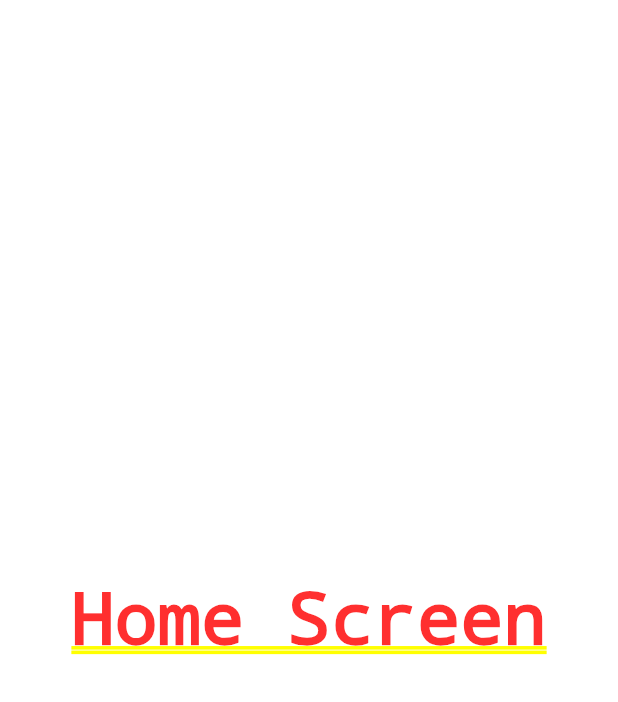
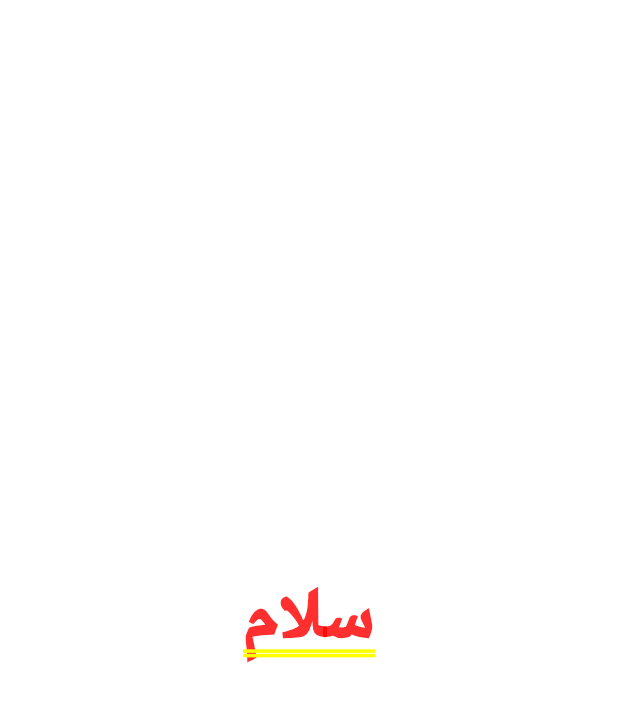
Before and after one commit to ssja-real-estate/mobile-app, a Flutter app: the screen it shows after launch, on a phone screen of 412 x 824 dp. Shown: the top 702 px of the screen. Run offline on Flutter 3.47's test engine with Material 2 defaults, Android fonts, the phone set to English and light mode, and no system bars.

Commit message:
add new fonts

```diff
--- a/lib/home.dart
+++ b/lib/home.dart
@@ -12,7 +12,7 @@ class _HomeScreenState extends State<HomeScreen> {
   Widget build(BuildContext context) {
     return Container(
       child: Center(
-        child: Text('Home Screen'),
+        child: Text('سلام'),
       ),
     );
   }
--- a/lib/main.dart
+++ b/lib/main.dart
@@ -11,10 +11,12 @@ class MainApp extends StatelessWidget {
   @override
   Widget build(BuildContext context) {
     return MaterialApp(
+      debugShowCheckedModeBanner: false,
       theme: ThemeData(
         primaryColor: Colors.deepPurple.shade800,
         accentColor: Colors.deepPurpleAccent.shade400,
         brightness: Brightness.light,
+        fontFamily: 'IRANSans',
       ),
       home: HomeScreen(),
     );
```
Also changed, not shown: pubspec.yaml (+9 -12 lines), assets/fonts/IRANSansWeb.ttf (added), assets/fonts/IRANSansWeb_Bold.ttf (added), assets/fonts/IRANSansWeb_Light.ttf (added), assets/fonts/IRANSansWeb_Medium.ttf (added), assets/fonts/IRANSansWeb_UltraLight.ttf (added).
